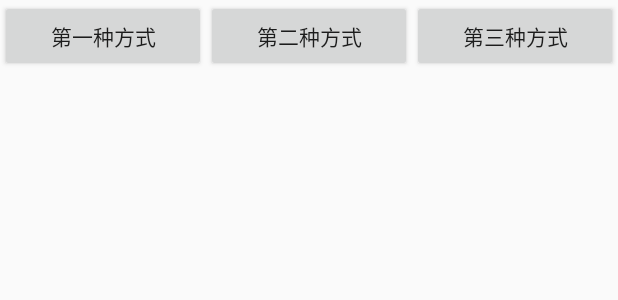
After one commit to ListenerGao/AudioAndVideoLearning, an Android app: the layout activity_draw_picture.xml on its own in the app's theme, with its tools: preview values and no code run, on a phone screen of 412 x 824 dp. The commit adds this screen. Shown: the top 300 px of the screen. Run offline under Robolectric (Android 15) with nearby library versions, the phone set to English and light mode, and no system bars.

Commit message:
通过三种API绘制图片（Android）

```diff
--- a/app/src/main/AndroidManifest.xml
+++ b/app/src/main/AndroidManifest.xml
@@ -3,7 +3,8 @@
     package="com.listenergao.audioandvideolearning">
 
     <application
-        android:allowBackup="true"
+        android:name=".LearningApplication"
+        android:allowBackup="false"
         android:icon="@mipmap/ic_launcher"
         android:label="@string/app_name"
         android:roundIcon="@mipmap/ic_launcher_round"
@@ -16,7 +17,8 @@
                 <category android:name="android.intent.category.LAUNCHER" />
             </intent-filter>
         </activity>
-        <activity android:name=".activity.BaseActivity"></activity>
+        <activity android:name=".activity.BaseActivity" />
+        <activity android:name=".activity.DrawPictureActivity" />
     </application>
 
 </manifest>
--- /dev/null
+++ b/app/src/main/java/com/listenergao/audioandvideolearning/view/CustomImageView.java
@@ -0,0 +1,60 @@
+package com.listenergao.audioandvideolearning.view;
+
+import android.content.Context;
+import android.graphics.Bitmap;
+import android.graphics.BitmapFactory;
+import android.graphics.Canvas;
+import android.graphics.Paint;
+import android.support.annotation.Nullable;
+import android.util.AttributeSet;
+import android.view.View;
+
+import com.listenergao.audioandvideolearning.R;
+
+/**
+ * 自定义View 显示图片
+ */
+public class CustomImageView extends View {
+    private Bitmap mBitmap;
+    private Paint mPaint = new Paint();
+
+    public CustomImageView(Context context) {
+        this(context, null);
+    }
+
+    public CustomImageView(Context context, @Nullable AttributeSet attrs) {
+        this(context, attrs, 0);
+    }
+
+    public CustomImageView(Context context, @Nullable AttributeSet attrs, int defStyleAttr) {
+        super(context, attrs, defStyleAttr);
+        init();
+    }
+
+    private void init() {
+        initPaint();
+
+        mBitmap = BitmapFactory.decodeResource(getResources(), R.drawable.pic);
+    }
+
+    private void initPaint() {
+        mPaint = new Paint();
+        mPaint.setStyle(Paint.Style.STROKE);
+        mPaint.setFlags(Paint.ANTI_ALIAS_FLAG);
+        //设置抗锯齿
+        mPaint.setAntiAlias(true);
+    }
+
+    public void setBitmap(Bitmap bitmap) {
+        mBitmap = bitmap;
+    }
+
+    @Override
+    protected void onDraw(Canvas canvas) {
+        super.onDraw(canvas);
+        if (mBitmap == null) {
+            return;
+        }
+        canvas.drawBitmap(mBitmap, 0, 0, mPaint);
+    }
+}
--- /dev/null
+++ b/app/src/main/res/layout/activity_draw_picture.xml
@@ -0,0 +1,72 @@
+<?xml version="1.0" encoding="utf-8"?>
+<ScrollView xmlns:android="http://schemas.android.com/apk/res/android"
+    xmlns:tools="http://schemas.android.com/tools"
+    android:layout_width="match_parent"
+    android:layout_height="match_parent"
+    android:orientation="vertical"
+    tools:context=".activity.DrawPictureActivity">
+
+    <LinearLayout
+        android:layout_width="match_parent"
+        android:layout_height="wrap_content"
+        android:orientation="vertical">
+
+        <LinearLayout
+            android:layout_width="match_parent"
+            android:layout_height="wrap_content"
+            android:orientation="horizontal"
+            android:weightSum="3">
+
+            <Button
+                android:id="@+id/btn_one"
+                android:layout_width="0dp"
+                android:layout_height="wrap_content"
+                android:layout_weight="1"
+                android:text="第一种方式" />
+
+            <Button
+                android:id="@+id/btn_two"
+                android:layout_width="0dp"
+                android:layout_height="wrap_content"
+                android:layout_weight="1"
+                android:text="第二种方式" />
+
+            <Button
+                android:id="@+id/btn_three"
+                android:layout_width="0dp"
+                android:layout_height="wrap_content"
+                android:layout_weight="1"
+                android:text="第三种方式" />
+
+        </LinearLayout>
+
+        <TextView
+            android:id="@+id/tv_introduction"
+            android:layout_width="match_parent"
+            android:layout_height="wrap_content"
+            android:layout_marginBottom="12dp"
+            android:layout_marginTop="12dp" />
+
+        <ImageView
+            android:id="@+id/iv_show"
+            android:layout_width="wrap_content"
+            android:layout_height="wrap_content"
+            android:visibility="gone" />
+
+        <com.listenergao.audioandvideolearning.view.CustomImageView
+            android:id="@+id/custom_image_view"
+            android:layout_width="match_parent"
+            android:layout_height="match_parent"
+            android:visibility="gone" />
+
+        <SurfaceView
+            android:id="@+id/surface_view"
+            android:layout_width="match_parent"
+            android:layout_height="match_parent"
+            android:visibility="gone" />
+
+
+    </LinearLayout>
+
+
+</ScrollView>
```
Also changed, not shown: app/src/main/java/com/listenergao/audioandvideolearning/LearningApplication.java (added, +21 -0 lines), app/src/main/java/com/listenergao/audioandvideolearning/MainActivity.java (+11 -1 lines), app/src/main/java/com/listenergao/audioandvideolearning/activity/DrawPictureActivity.java (added, +158 -0 lines), app/src/main/java/com/listenergao/audioandvideolearning/utils/ToastUtils.java (added, +25 -0 lines), app/src/main/assets/picture.jpg (added), app/src/main/res/drawable-xxhdpi/pic.jpg (added).
